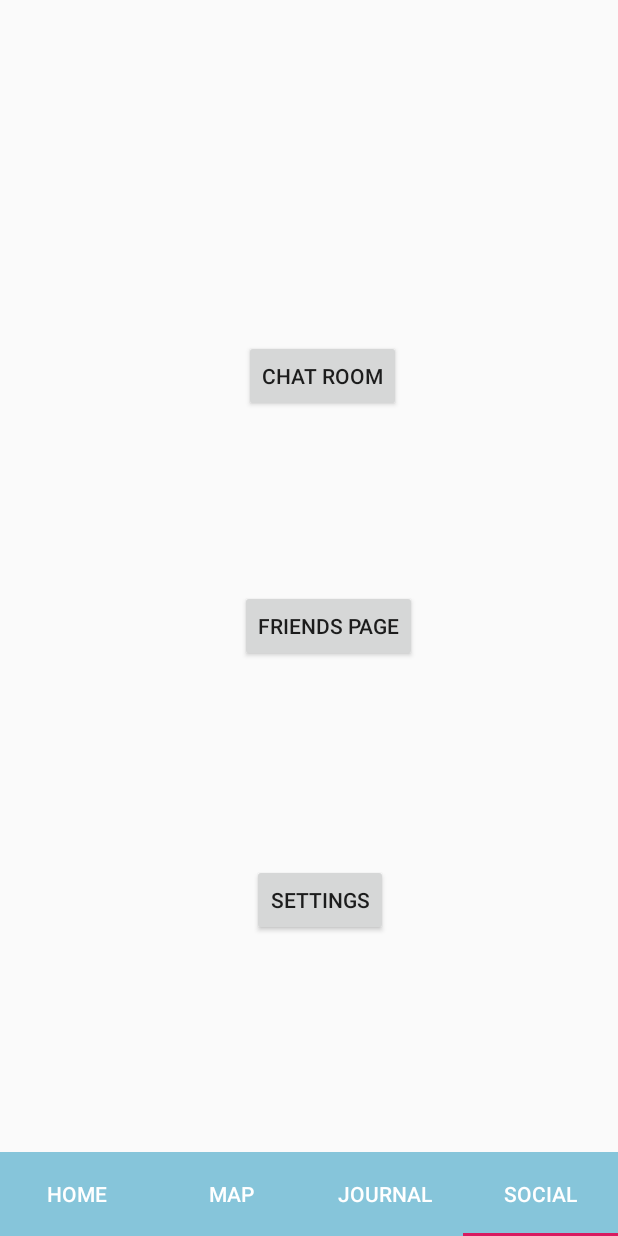
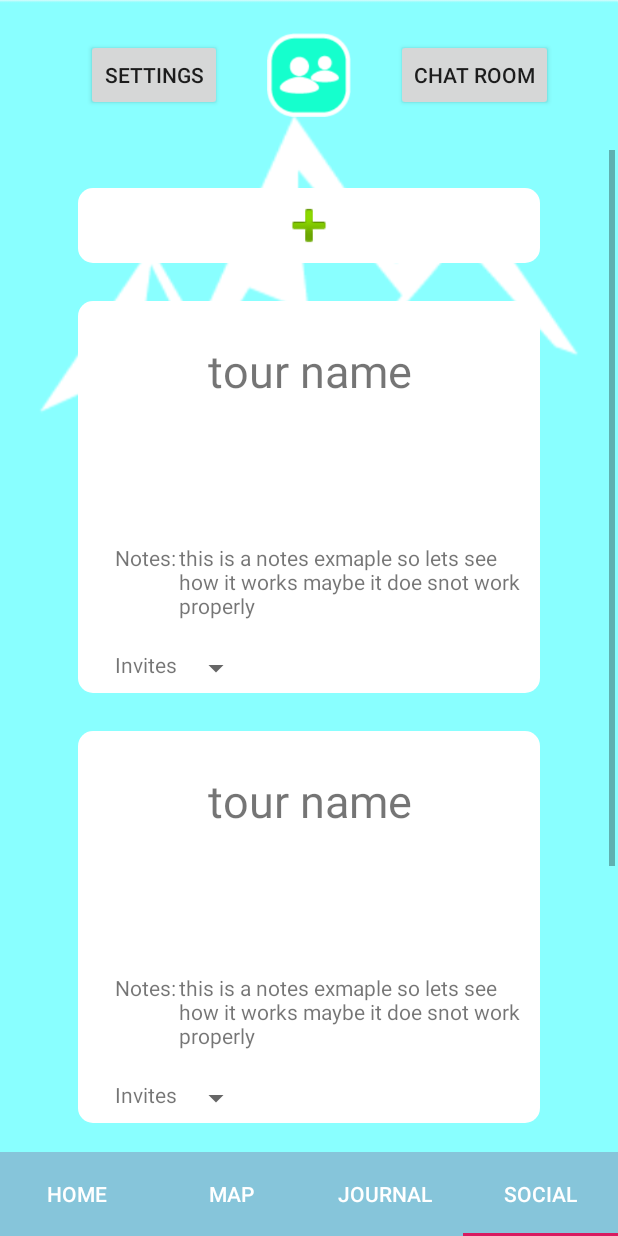
Before and after one commit to RaffaeleLeo/Capstone, an Android app: the SocialMediaHomeActivity screen opened directly, with no data from a screen before it, on a phone screen of 412 x 824 dp. Run offline under Robolectric (Android 15) with nearby library versions, the phone set to English and light mode, and no system bars.

Commit message:
Refactored Social Tab, added the tab bar to socialMediaHomeActivility layout which I missed previously. Added xml elements for the tours started adding tour data structure. Only about 50% done with social tab UI. Only about 10% done with socialMediaActivity.

```diff
--- /dev/null
+++ b/app/src/main/java/com/example/avi/Tours.java
@@ -0,0 +1,21 @@
+package com.example.avi;
+
+import android.location.Location;
+
+import java.util.Calendar;
+import java.util.List;
+
+public class Tours {
+
+    private List<Tours.Tour> tours;
+
+    static class Tour {
+        public String tourName;
+        public Calendar date;
+        public String notes;
+        public List<String> invitesPending;
+        public List<String> invitesAccepted;
+    }
+
+
+}
--- /dev/null
+++ b/app/src/main/res/drawable/rounded_rect.xml
@@ -0,0 +1,14 @@
+<?xml version="1.0" encoding="UTF-8"?>
+<shape xmlns:android="http://schemas.android.com/apk/res/android"
+    android:shape="rectangle">
+    <solid android:color="#ffffff"/>
+
+    <padding android:left="5dp"
+        android:top="5dp"
+        android:right="5dp"
+        android:bottom="5dp"/>
+    <corners android:bottomRightRadius="10dp"
+        android:bottomLeftRadius="10dp"
+        android:topLeftRadius="10dp"
+        android:topRightRadius="10dp"/>
+</shape>
--- /dev/null
+++ b/app/src/main/res/drawable/textbox_rounded_rect.xml
@@ -0,0 +1,15 @@
+<?xml version="1.0" encoding="UTF-8"?>
+<shape xmlns:android="http://schemas.android.com/apk/res/android"
+    android:shape="rectangle">
+    <solid android:color="#ffffff"/>
+    <stroke android:width="1dp"
+        android:color="#000000" />
+    <padding android:left="5dp"
+        android:top="5dp"
+        android:right="5dp"
+        android:bottom="5dp"/>
+    <corners android:bottomRightRadius="10dp"
+        android:bottomLeftRadius="10dp"
+        android:topLeftRadius="10dp"
+        android:topRightRadius="10dp"/>
+</shape>
--- a/app/src/main/res/layout/activity_social_media_home.xml
+++ b/app/src/main/res/layout/activity_social_media_home.xml
@@ -1,92 +1,125 @@
 <?xml version="1.0" encoding="utf-8"?>
-<androidx.constraintlayout.widget.ConstraintLayout
-    xmlns:android="http://schemas.android.com/apk/res/android"
+<androidx.constraintlayout.widget.ConstraintLayout xmlns:android="http://schemas.android.com/apk/res/android"
     xmlns:app="http://schemas.android.com/apk/res-auto"
     xmlns:tools="http://schemas.android.com/tools"
     android:layout_width="match_parent"
-    android:layout_height="match_parent">
+    android:layout_height="match_parent"
+    android:alwaysDrawnWithCache="false"
+    android:animateLayoutChanges="false"
+    android:background="@drawable/avi_logo">
 
-    <com.google.android.material.tabs.TabLayout
-        android:id="@+id/TabLayout"
+    <ImageView
+        android:id="@+id/avi_background"
         android:layout_width="match_parent"
-        android:layout_height="56dp"
-        app:layout_constraintBottom_toBottomOf="parent"
+        android:layout_height="match_parent"
+        android:scaleType="centerCrop"
+        app:srcCompat="@drawable/avi_logo" />
+
+    <androidx.constraintlayout.widget.ConstraintLayout
+        android:id="@+id/buttons_layout"
+        android:layout_width="match_parent"
+        android:layout_height="100dp"
         app:layout_constraintEnd_toEndOf="parent"
-        app:layout_constraintHorizontal_bias="0.0"
         app:layout_constraintStart_toStartOf="parent"
-        app:tabBackground="@color/colorPrimaryDark"
-        app:tabTextColor="@color/tabs_default_color">
+        app:layout_constraintTop_toTopOf="parent">
 
-        <com.google.android.material.tabs.TabItem
-            android:id="@+id/TabUpdate"
+        <Button
+            android:id="@+id/gotoSettings"
             android:layout_width="wrap_content"
             android:layout_height="wrap_content"
-            android:text="@string/nav_live_updates"
-            android:textColor="@color/tabs_default_color" />
-
-        <com.google.android.material.tabs.TabItem
-            android:id="@+id/TabMap"
-            android:layout_width="wrap_content"
-            android:layout_height="wrap_content"
-            android:text="@string/nav_map"
-            android:textColor="@color/tabs_default_color" />
-
-
-        <com.google.android.material.tabs.TabItem
-            android:id="@+id/TabExplore"
-            android:layout_width="wrap_content"
-            android:layout_height="wrap_content"
-            android:text="@string/nav_journal"
-            android:textColor="@color/tabs_default_color" />
-
-        <com.google.android.material.tabs.TabItem
-            android:id="@+id/TabStats"
-            android:layout_width="wrap_content"
-            android:layout_height="wrap_content"
-            android:text="@string/nav_chat"
-            android:textColor="@color/tabs_default_color" />
-
-
-    </com.google.android.material.tabs.TabLayout>
+            android:layout_marginEnd="30dp"
+            android:text="Settings"
+            app:layout_constraintBottom_toBottomOf="parent"
+            app:layout_constraintEnd_toStartOf="@id/gotoFriends"
+            app:layout_constraintTop_toTopOf="parent" />
 
         <Button
             android:id="@+id/gotoChat"
             android:layout_width="wrap_content"
             android:layout_height="wrap_content"
-        android:layout_marginStart="161dp"
-        android:layout_marginTop="189dp"
-        android:layout_marginEnd="144dp"
-        android:layout_marginBottom="50dp"
+            android:layout_marginStart="30dp"
             android:text="Chat Room"
-        app:layout_constraintBottom_toTopOf="@+id/gotoFriends"
-        app:layout_constraintEnd_toEndOf="parent"
-        app:layout_constraintStart_toStartOf="parent"
+
+            app:layout_constraintBottom_toBottomOf="parent"
+            app:layout_constraintStart_toEndOf="@id/gotoFriends"
             app:layout_constraintTop_toTopOf="parent" />
 
         <Button
             android:id="@+id/gotoFriends"
-        android:layout_width="wrap_content"
-        android:layout_height="wrap_content"
-        android:layout_marginStart="160dp"
-        android:layout_marginTop="32dp"
-        android:layout_marginEnd="132dp"
-        android:layout_marginBottom="345dp"
-        android:text="Friends Page"
+            android:layout_width="56dp"
+            android:layout_height="56dp"
+            android:background="@drawable/friends_button_icon"
             app:layout_constraintBottom_toBottomOf="parent"
             app:layout_constraintEnd_toEndOf="parent"
-        app:layout_constraintHorizontal_bias="0.0"
             app:layout_constraintStart_toStartOf="parent"
-        app:layout_constraintTop_toBottomOf="@+id/gotoChat" />
+            app:layout_constraintTop_toTopOf="parent" />
+    </androidx.constraintlayout.widget.ConstraintLayout>
 
-    <Button
-        android:id="@+id/gotoSettings"
-        android:layout_width="wrap_content"
+    <ScrollView
+        android:id="@+id/scroll_view"
+        android:layout_width="0dp"
+        android:layout_height="0dp"
+        android:layout_marginStart="2dp"
+        android:layout_marginEnd="2dp"
+        app:layout_constraintBottom_toTopOf="@id/TabLayout"
+        app:layout_constraintEnd_toEndOf="parent"
+        app:layout_constraintStart_toStartOf="parent"
+        app:layout_constraintTop_toBottomOf="@id/buttons_layout">
+
+        <LinearLayout
+            android:layout_width="match_parent"
             android:layout_height="wrap_content"
-        android:layout_marginStart="160dp"
-        android:layout_marginEnd="145dp"
-        android:layout_marginBottom="200dp"
-        android:text="Settings"
+            android:orientation="vertical">
+
+            <ImageButton
+                android:id="@+id/add_tour"
+                android:layout_width="match_parent"
+                android:layout_height="50dp"
+                android:layout_marginLeft="50dp"
+                android:layout_marginTop="25dp"
+                android:layout_marginRight="50dp"
+                android:background="@drawable/rounded_rect"
+
+                android:scaleType="fitCenter"
+                android:src="@android:drawable/ic_input_add" />
+
+            <include
+                android:id="@+id/TourBox"
+                layout="@layout/tour_box"
+                android:layout_width="match_parent"
+                android:layout_height="match_parent"
+                android:layout_marginLeft="50dp"
+                android:layout_marginTop="25dp"
+                android:layout_marginRight="50dp" />
+
+            <include
+                android:id="@+id/TourBox"
+                layout="@layout/tour_box"
+                android:layout_width="match_parent"
+                android:layout_height="match_parent"
+                android:layout_marginLeft="50dp"
+                android:layout_marginTop="25dp"
+                android:layout_marginRight="50dp" />
+            <include
+                android:id="@+id/TourBox"
+                layout="@layout/tour_box"
+                android:layout_width="match_parent"
+                android:layout_height="match_parent"
+                android:layout_marginLeft="50dp"
+                android:layout_marginTop="25dp"
+                android:layout_marginRight="50dp" />
+
+
+        </LinearLayout>
+    </ScrollView>
+
+    <include
+        android:id="@+id/TabLayout"
+        layout="@layout/bottom_tab_layout"
+        android:layout_width="0dp"
+        android:layout_height="56dp"
         app:layout_constraintBottom_toBottomOf="parent"
         app:layout_constraintEnd_toEndOf="parent"
         app:layout_constraintStart_toStartOf="parent" />
+
 </androidx.constraintlayout.widget.ConstraintLayout>
--- /dev/null
+++ b/app/src/main/res/layout/tour_box.xml
@@ -0,0 +1,112 @@
+<?xml version="1.0" encoding="utf-8"?>
+<androidx.constraintlayout.widget.ConstraintLayout xmlns:android="http://schemas.android.com/apk/res/android"
+    xmlns:app="http://schemas.android.com/apk/res-auto"
+    xmlns:tools="http://schemas.android.com/tools"
+    android:layout_width="match_parent"
+    android:layout_height="match_parent"
+    android:background="@drawable/rounded_rect"
+    app:layout_constraintBottom_toBottomOf="parent"
+    app:layout_constraintEnd_toEndOf="parent"
+    app:layout_constraintStart_toStartOf="parent"
+    app:layout_constraintTop_toTopOf="parent">
+
+    <TextView
+        android:id="@+id/tour_name"
+        android:layout_width="wrap_content"
+        android:layout_height="wrap_content"
+        android:layout_marginTop="21dp"
+        android:text="tour name"
+        android:textAlignment="center"
+        android:textIsSelectable="false"
+        android:textSize="30sp"
+        app:layout_constraintEnd_toEndOf="parent"
+        app:layout_constraintStart_toStartOf="parent"
+        app:layout_constraintTop_toTopOf="parent" />
+
+    <TextView
+        android:id="@+id/date_text"
+        android:layout_width="wrap_content"
+        android:layout_height="wrap_content"
+        android:layout_marginTop="20dp"
+        android:text="Date: 1/10/10"
+        android:textAlignment="center"
+        android:textSize="18sp"
+        app:layout_constraintEnd_toStartOf="parent"
+        app:layout_constraintStart_toEndOf="parent"
+        app:layout_constraintTop_toBottomOf="@+id/tour_name" />
+
+    <TextView
+        android:id="@+id/time_tag"
+        android:layout_width="wrap_content"
+        android:layout_height="wrap_content"
+        android:layout_marginTop="5dp"
+        android:text="Time: 10:00"
+        android:textAlignment="center"
+        android:textSize="18sp"
+        app:layout_constraintStart_toStartOf="@+id/date_text"
+        app:layout_constraintTop_toBottomOf="@+id/date_text" />
+
+    <TextView
+        android:id="@+id/notes_tag"
+        android:layout_width="wrap_content"
+        android:layout_height="wrap_content"
+        android:layout_marginStart="20dp"
+        android:layout_marginTop="20dp"
+        android:text="Notes:"
+        app:layout_constraintStart_toStartOf="parent"
+        app:layout_constraintTop_toBottomOf="@+id/time_tag" />
+
+    <TextView
+        android:id="@+id/invites_pending"
+        android:layout_width="wrap_content"
+        android:layout_height="wrap_content"
+        android:layout_marginStart="20dp"
+        android:layout_marginTop="20dp"
+        android:text="Invites"
+        app:layout_constraintStart_toStartOf="parent"
+        app:layout_constraintTop_toBottomOf="@+id/notes_text" />
+
+    <TextView
+        android:id="@+id/notes_text"
+        android:layout_width="0dp"
+        android:layout_height="wrap_content"
+        android:layout_marginStart="2dp"
+        android:layout_marginTop="20dp"
+        android:text="this is a notes exmaple so lets see how it works maybe it doe snot work properly"
+        app:layout_constraintEnd_toEndOf="parent"
+        app:layout_constraintStart_toEndOf="@+id/notes_tag"
+        app:layout_constraintTop_toBottomOf="@+id/time_tag" />
+
+    <Spinner
+        android:id="@+id/spinner2"
+        android:layout_width="50dp"
+        android:layout_height="wrap_content"
+        android:layout_marginTop="20dp"
+        app:layout_constraintStart_toEndOf="@+id/invites_pending"
+        app:layout_constraintTop_toBottomOf="@+id/notes_text" />
+
+    <TableLayout
+        android:id="@+id/tableLayout"
+        android:layout_width="match_parent"
+        android:layout_height="match_parent"
+        tools:layout_editor_absoluteX="-115dp"
+        tools:layout_editor_absoluteY="-135dp">
+
+        <TableRow
+            android:layout_width="match_parent"
+            android:layout_height="match_parent" />
+
+        <TableRow
+            android:layout_width="match_parent"
+            android:layout_height="match_parent" />
+
+        <TableRow
+            android:layout_width="match_parent"
+            android:layout_height="match_parent" />
+
+        <TableRow
+            android:layout_width="match_parent"
+            android:layout_height="match_parent" />
+    </TableLayout>
+
+</androidx.constraintlayout.widget.ConstraintLayout>
```
Also changed, not shown: app/src/main/res/drawable/friends_button_icon.png (added). Lines whose indentation alone changed are shown as unchanged.
